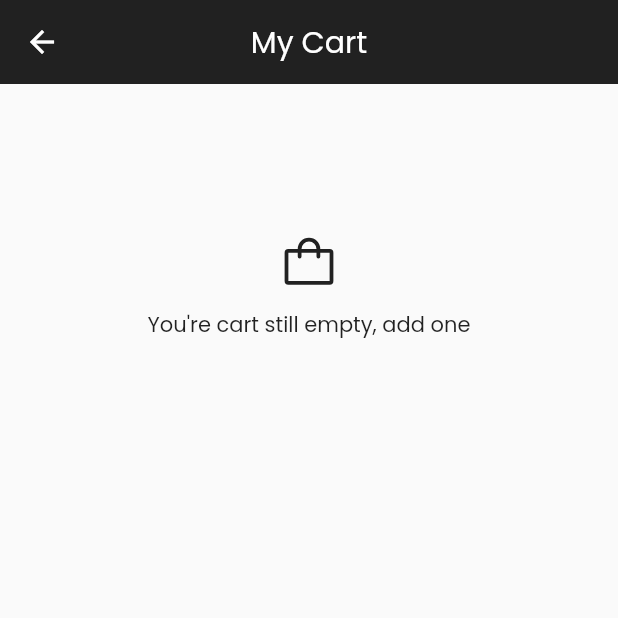
After one commit to hafizhamdi/flutter-ecommerce-app, a Flutter app: the MyCartScreen screen opened directly, on a phone screen of 412 x 824 dp, the top half of it. The commit adds this screen. Run offline on Flutter 3.47's test engine with Material 2 defaults, Android fonts, the phone set to English and light mode, and no system bars; our stand-ins replace bloc, equatable, flutter_bloc, hydrated_bloc, phosphor_flutter; network calls fail.

Commit message:
adding cart /remove cart

```diff
--- /dev/null
+++ b/lib/blocs/mycart_bloc.dart
@@ -0,0 +1,95 @@
+import 'dart:async';
+
+import 'package:equatable/equatable.dart';
+import 'package:flutter_bloc/flutter_bloc.dart';
+import 'package:hydrated_bloc/hydrated_bloc.dart';
+
+import '../models/result_product.dart';
+
+class MyCartState extends Equatable {
+  final List<Products> addedCarts;
+  final List<Products> removedCarts;
+
+  const MyCartState({
+    this.addedCarts = const <Products>[],
+    this.removedCarts = const <Products>[],
+  });
+
+  @override
+  List<Object> get props => [addedCarts, removedCarts];
+
+  Map<String, dynamic> toMap() {
+    return <String, dynamic>{
+      'addedCarts': addedCarts.map((x) => x.toJson()).toList(),
+      'removedCarts': removedCarts.map((x) => x.toJson()).toList(),
+    };
+  }
+
+  factory MyCartState.fromMap(Map<String, dynamic> map) {
+    return MyCartState(
+      addedCarts: List<dynamic>.from((map['addedCarts']))
+          .map((e) => Products.fromJson(e))
+          .toList(),
+      removedCarts: List<dynamic>.from((map['removedCarts']))
+          .map((e) => Products.fromJson(e))
+          .toList(),
+    );
+  }
+}
+
+abstract class MyCartEvent extends Equatable {
+  const MyCartEvent();
+
+  @override
+  List<Object> get props => [];
+}
+
+class AddCart extends MyCartEvent {
+  final Products cart;
+
+  const AddCart({
+    required this.cart,
+  });
+
+  @override
+  List<Object> get props => [cart];
+}
+
+class RemoveCart extends MyCartEvent {
+  final int index;
+
+  const RemoveCart({
+    required this.index,
+  });
+
+  @override
+  List<Object> get props => [index];
+}
+
+class MyCartBloc extends HydratedBloc<MyCartEvent, MyCartState> {
+  MyCartBloc() : super(const MyCartState()) {
+    on<AddCart>(_onAddCart);
+    on<RemoveCart>(_onRemoveCart);
+  }
+
+  FutureOr<void> _onAddCart(AddCart event, Emitter<MyCartState> emit) {
+    final state = this.state;
+
+    emit(MyCartState(addedCarts: List.from(state.addedCarts)..add(event.cart)));
+  }
+  FutureOr<void> _onRemoveCart(RemoveCart event, Emitter<MyCartState> emit) {
+    final state = this.state;
+
+    emit(MyCartState(addedCarts: List.from(state.addedCarts)..removeAt(event.index)));
+  }
+
+  @override
+  MyCartState? fromJson(Map<String, dynamic> json) {
+    return MyCartState.fromMap(json);
+  }
+
+  @override
+  Map<String, dynamic>? toJson(MyCartState state) {
+    return state.toMap();
+  }
+}
--- a/lib/main.dart
+++ b/lib/main.dart
@@ -1,8 +1,9 @@
 import 'package:flutter/material.dart';
 import 'package:flutter_bloc/flutter_bloc.dart';
+import 'package:flutter_ecommerce_app/blocs/mycart_bloc.dart';
 import 'package:flutter_ecommerce_app/blocs/observer_bloc.dart';
 import 'package:flutter_ecommerce_app/blocs/product_bloc.dart';
-import 'package:flutter_ecommerce_app/screens/myapp.dart';
+import 'package:flutter_ecommerce_app/screens/app.dart';
 import 'package:hydrated_bloc/hydrated_bloc.dart';
 import 'package:path_provider/path_provider.dart';
 
@@ -17,5 +18,7 @@ void main() async {
         create: (context) =>
             ProductBloc()..add(SearchedAllProduct()) //fetching all products
         ),
+    BlocProvider(create: (context) => MyCartBloc()
+        ),
   ], child: const MyApp()));
 }
--- a/lib/screens/myapp.dart
+++ b/lib/screens/app.dart
@@ -5,10 +5,11 @@ import 'package:flutter_bloc/flutter_bloc.dart';
 import 'package:flutter_ecommerce_app/blocs/product_bloc.dart';
 import 'package:flutter_ecommerce_app/constants/constant.dart';
 import 'package:flutter_ecommerce_app/widgets/category.dart';
-import 'package:flutter_ecommerce_app/widgets/empty_products.dart';
+import 'package:flutter_ecommerce_app/widgets/empty_cart.dart';
 import 'package:phosphor_flutter/phosphor_flutter.dart';
 import 'package:provider/provider.dart';
 
+import '../widgets/empty_products.dart';
 import '../widgets/widget.dart';
 
 class MyApp extends StatefulWidget {
--- /dev/null
+++ b/lib/screens/my_cart.dart
@@ -0,0 +1,72 @@
+import 'package:flutter/material.dart';
+import 'package:flutter/widgets.dart';
+import 'package:flutter_bloc/flutter_bloc.dart';
+import 'package:flutter_ecommerce_app/blocs/mycart_bloc.dart';
+import 'package:flutter_ecommerce_app/widgets/widget.dart';
+import 'package:phosphor_flutter/phosphor_flutter.dart';
+
+import '../constants/color.dart';
+import '../models/result_product.dart';
+
+class MyCartScreen extends StatelessWidget {
+  @override
+  Widget build(BuildContext context) {
+    // final listProducts = context.watch<MyCartBloc>().state.addedCarts;
+    return Scaffold(
+        body: CustomScrollView(slivers: [
+      const SliverAppBar(
+        backgroundColor: kPrimaryColor,
+        centerTitle: true,
+        title: Text("My Cart", style: TextStyle(color: Colors.white)),
+      ),
+
+      //   // actions: [CartButton(onPressed: () {})
+      // ),
+      BlocBuilder<MyCartBloc, MyCartState>(builder: (context, state) {
+        if (state.addedCarts.isNotEmpty) {
+          debugPrint(state.addedCarts.length.toString());
+          return SliverCartList(listProducts: state.addedCarts);
+        }
+        return const SliverToBoxAdapter(child: EmptyCart());
+      }),
+    ]));
+  }
+}
+
+class SliverCartList extends StatelessWidget {
+  List<Products> listProducts;
+
+  SliverCartList({super.key, required this.listProducts});
+
+  @override
+  Widget build(BuildContext context) {
+    return SliverList.builder(
+        itemCount: listProducts.length,
+        itemBuilder: (context, index) {
+          final item = listProducts[index];
+          return ListTile(
+            leading: SizedBox(
+              height: 50,
+              width: 50,
+              child: Image.network(item.thumbnail!),
+            ),
+            title: Text(item.title!),
+            subtitle: Text("\$${item.price!.toStringAsFixed(2)}"),
+            trailing: IconButton(
+                icon: Icon(
+                  PhosphorIcons.regular.trash,
+                  color: kPrimaryColor,
+                ),
+                onPressed: () {
+                  context.read<MyCartBloc>().add(RemoveCart(index: index));
+
+                  final snackBar = SnackBar(
+                    content: Text('1 item removed in cart'),
+                  );
+
+                  ScaffoldMessenger.of(context).showSnackBar(snackBar);
+                }),
+          );
+        });
+  }
+}
--- a/lib/screens/product_detail.dart
+++ b/lib/screens/product_detail.dart
@@ -1,6 +1,8 @@
 import 'package:carousel_slider/carousel_slider.dart';
 import 'package:flutter/material.dart';
 import 'package:flutter/widgets.dart';
+import 'package:flutter_bloc/flutter_bloc.dart';
+import 'package:flutter_ecommerce_app/blocs/mycart_bloc.dart';
 import 'package:flutter_ecommerce_app/constants/color.dart';
 import 'package:flutter_ecommerce_app/models/result_product.dart';
 import 'package:flutter_ecommerce_app/widgets/add_to_cart.dart';
@@ -165,7 +167,17 @@ class ProductDescription extends StatelessWidget {
             const SizedBox(
               height: 30,
             ),
-            AddToCart(onPressed: () {})
+            AddToCart(onPressed: () {
+              context.read<MyCartBloc>().add(AddCart(cart: item));
+
+              final snackBar = SnackBar(
+                content: Text('1 item added in cart'),
+              );
+
+              ScaffoldMessenger.of(context).showSnackBar(snackBar);
+
+              Navigator.pop(context);
+            })
           ],
         ));
   }
--- /dev/null
+++ b/lib/widgets/empty_cart.dart
@@ -0,0 +1,22 @@
+import 'package:flutter/material.dart';
+import 'package:phosphor_flutter/phosphor_flutter.dart';
+
+class EmptyCart extends StatelessWidget {
+  const EmptyCart({super.key});
+
+  @override
+  Widget build(BuildContext context) {
+    return SizedBox(
+      child: Column(
+        mainAxisSize: MainAxisSize.min,
+        children: [
+         const SizedBox(height: 100,),
+        Icon(PhosphorIcons.regular.bag, size: 40,),
+        const SizedBox(
+          height: 10,
+        ),
+        const Text("You're cart still empty, add one")
+      ]),
+    );
+  }
+}
--- a/lib/widgets/widget.dart
+++ b/lib/widgets/widget.dart
@@ -2,5 +2,5 @@ export 'cart_button.dart';
 export 'search_box.dart';
 export 'item_card.dart';
 export 'favourite_button.dart';
-export 'empty_products.dart';
+export 'empty_cart.dart';
 export 'loading.dart';
```
Also changed, not shown: lib/widgets/cart_button.dart (+14 -3 lines).
